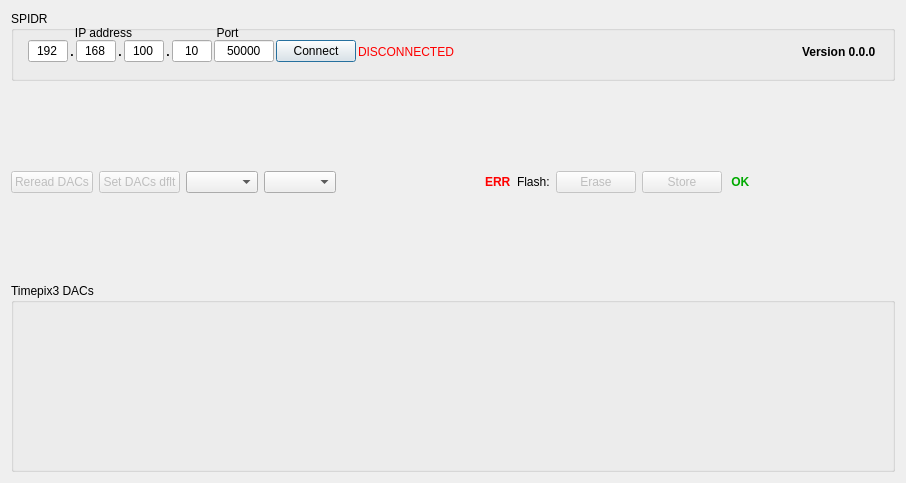
First picture: the form in SpidrDacs/SpidrDacs.ui, repository navrit/dexter, before the edit.
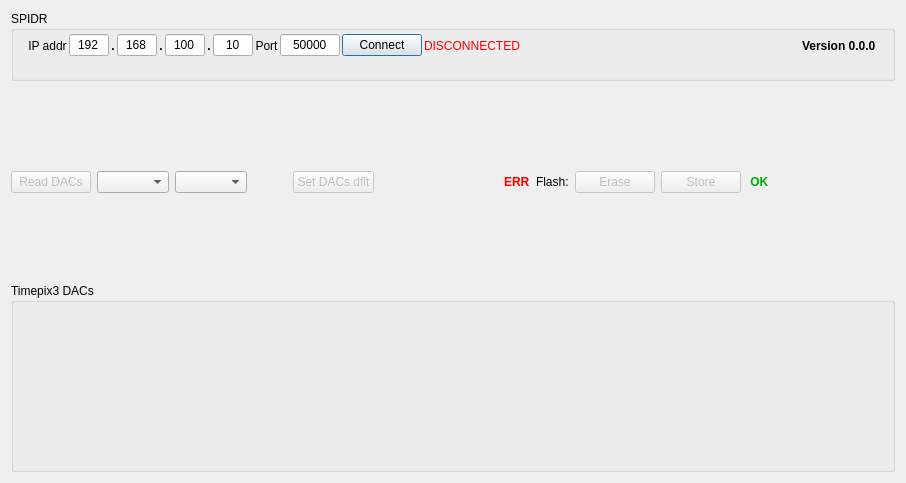
Second picture: the form after the edit. Icons and pictures are not drawn.

Commit message: read DACs only on command; reset widgets when changing device index or type

What changed in the file:
```diff
--- a/SpidrDacs/SpidrDacs.ui
+++ b/SpidrDacs/SpidrDacs.ui
@@ -44,45 +44,13 @@
      <property name="title">
       <string>SPIDR</string>
      </property>
-     <widget class="QLabel" name="labelIpAddr">
-      <property name="geometry">
-       <rect>
-        <x>58</x>
-        <y>14</y>
-        <width>69</width>
-        <height>16</height>
-       </rect>
-      </property>
-      <property name="text">
-       <string>IP address</string>
-      </property>
-      <property name="alignment">
-       <set>Qt::AlignCenter</set>
-      </property>
-     </widget>
-     <widget class="QLabel" name="labelPort">
-      <property name="geometry">
-       <rect>
-        <x>190</x>
-        <y>14</y>
-        <width>53</width>
-        <height>16</height>
-       </rect>
-      </property>
-      <property name="text">
-       <string>Port</string>
-      </property>
-      <property name="alignment">
-       <set>Qt::AlignCenter</set>
-      </property>
-     </widget>
      <widget class="QWidget" name="layoutWidget">
       <property name="geometry">
        <rect>
         <x>7</x>
-        <y>28</y>
+        <y>20</y>
         <width>868</width>
-        <height>25</height>
+        <height>29</height>
        </rect>
       </property>
       <layout class="QHBoxLayout" name="_horizontalLayoutSpidr">
@@ -95,9 +63,25 @@
        <property name="leftMargin">
         <number>10</number>
        </property>
+       <property name="topMargin">
+        <number>3</number>
+       </property>
        <property name="rightMargin">
         <number>10</number>
        </property>
+       <property name="bottomMargin">
+        <number>3</number>
+       </property>
+       <item>
+        <widget class="QLabel" name="labelIpAddr">
+         <property name="text">
+          <string>IP addr</string>
+         </property>
+         <property name="alignment">
+          <set>Qt::AlignCenter</set>
+         </property>
+        </widget>
+       </item>
        <item>
         <widget class="QLineEdit" name="_lineEditAddr3">
          <property name="maximumSize">
@@ -210,6 +194,16 @@
          </property>
         </widget>
        </item>
+       <item>
+        <widget class="QLabel" name="labelPort">
+         <property name="text">
+          <string>Port</string>
+         </property>
+         <property name="alignment">
+          <set>Qt::AlignCenter</set>
+         </property>
+        </widget>
+       </item>
        <item>
         <widget class="QLineEdit" name="_lineEditPort">
          <property name="maximumSize">
@@ -324,20 +318,7 @@
         <enum>Qt::ClickFocus</enum>
        </property>
        <property name="text">
-        <string>Reread DACs</string>
-       </property>
-      </widget>
-     </item>
-     <item>
-      <widget class="QPushButton" name="_pushButtonSetDacsDefaults">
-       <property name="enabled">
-        <bool>false</bool>
-       </property>
-       <property name="focusPolicy">
-        <enum>Qt::ClickFocus</enum>
-       </property>
-       <property name="text">
-        <string>Set DACs dflt</string>
+        <string>Read DACs</string>
        </property>
       </widget>
      </item>
@@ -347,6 +328,35 @@
      <item>
       <widget class="QComboBox" name="_comboBoxDeviceType"/>
      </item>
+     <item>
+      <spacer name="horizontalSpacer_4">
+       <property name="orientation">
+        <enum>Qt::Horizontal</enum>
+       </property>
+       <property name="sizeType">
+        <enum>QSizePolicy::Minimum</enum>
+       </property>
+       <property name="sizeHint" stdset="0">
+        <size>
+         <width>40</width>
+         <height>20</height>
+        </size>
+       </property>
+      </spacer>
+     </item>
+     <item>
+      <widget class="QPushButton" name="_pushButtonSetDacsDefaults">
+       <property name="enabled">
+        <bool>false</bool>
+       </property>
+       <property name="focusPolicy">
+        <enum>Qt::ClickFocus</enum>
+       </property>
+       <property name="text">
+        <string>Set DACs dflt</string>
+       </property>
+      </widget>
+     </item>
      <item>
       <spacer name="horizontalSpacer_2">
        <property name="orientation">
```
The commit also changes 2 other files.
